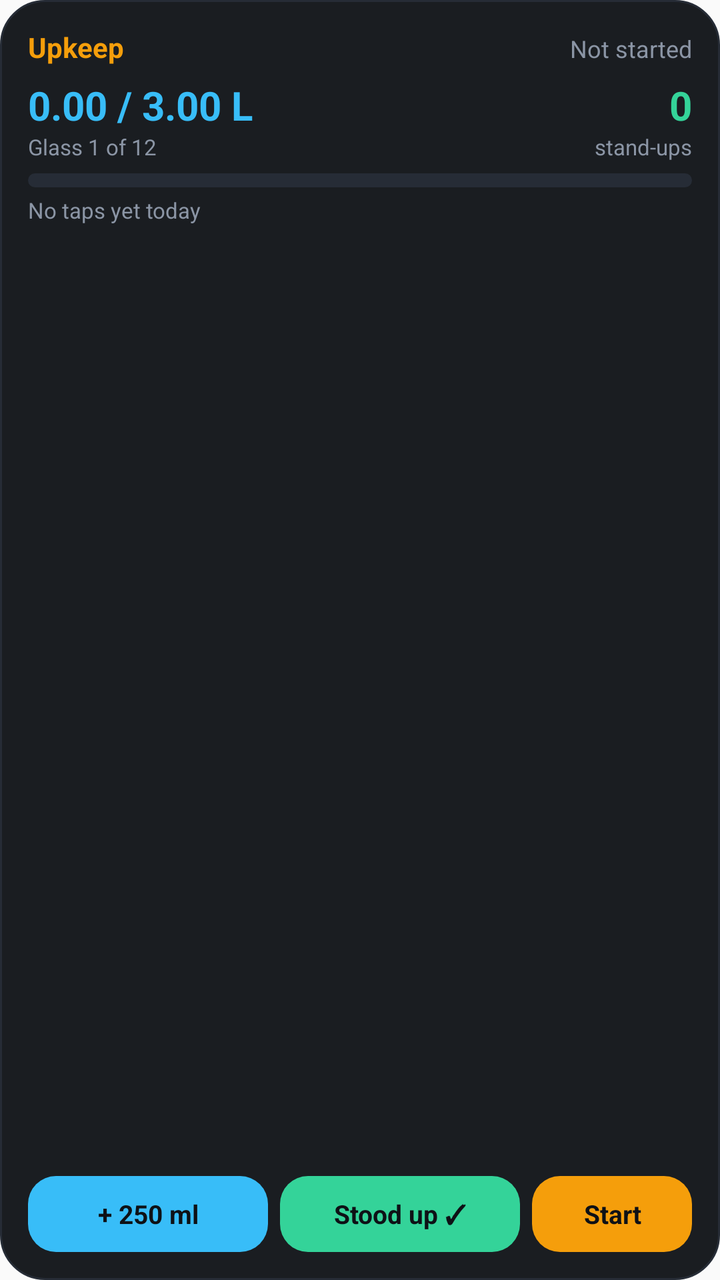
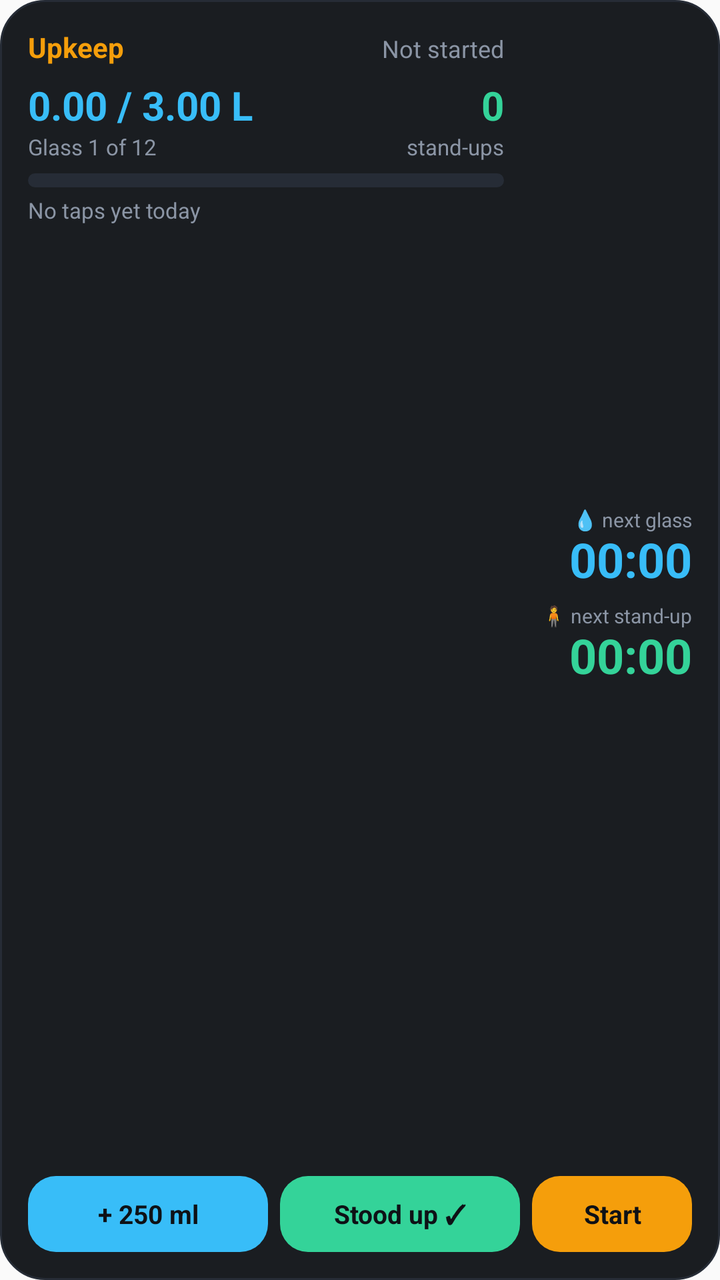

The first picture is an Android layout as it rendered before a commit; the second is the same layout after the commit. The layout source and the unified diff follow.
<!-- AndroidManifest.xml: application theme AppTheme -->
<!-- res/layout/fitdad_widget.xml -->
<?xml version="1.0" encoding="utf-8"?>
<LinearLayout xmlns:android="http://schemas.android.com/apk/res/android"
    android:layout_width="match_parent" android:layout_height="match_parent"
    android:orientation="vertical" android:padding="14dp" android:background="@drawable/widget_bg">

    <LinearLayout android:id="@+id/w_stats_area" android:layout_width="match_parent"
        android:layout_height="0dp" android:layout_weight="1" android:orientation="vertical">

        <LinearLayout android:layout_width="match_parent" android:layout_height="wrap_content" android:orientation="horizontal">
            <TextView android:layout_width="0dp" android:layout_weight="1" android:layout_height="wrap_content"
                android:text="Upkeep" android:textColor="#F59E0B" android:textStyle="bold" android:textSize="14sp" />
            <TextView android:id="@+id/w_status" android:layout_width="wrap_content" android:layout_height="wrap_content"
                android:text="Not started" android:textColor="#8B95A5" android:textSize="12sp" />
        </LinearLayout>

        <LinearLayout android:layout_width="match_parent" android:layout_height="wrap_content"
            android:orientation="horizontal" android:layout_marginTop="6dp" android:gravity="bottom">
            <LinearLayout android:id="@+id/w_water_block" android:layout_width="0dp" android:layout_weight="1" android:layout_height="wrap_content" android:orientation="vertical">
                <TextView android:id="@+id/w_water" android:layout_width="wrap_content" android:layout_height="wrap_content"
                    android:text="0.00 / 3.00 L" android:textColor="#38BDF8" android:textStyle="bold" android:textSize="20sp" />
                <TextView android:id="@+id/w_water_sub" android:layout_width="wrap_content" android:layout_height="wrap_content"
                    android:text="Glass 1 of 12" android:textColor="#8B95A5" android:textSize="11sp" android:maxLines="1" />
            </LinearLayout>
            <LinearLayout android:id="@+id/w_stand_block" android:layout_width="wrap_content" android:layout_height="wrap_content" android:orientation="vertical" android:gravity="end">
                <TextView android:id="@+id/w_stands" android:layout_width="wrap_content" android:layout_height="wrap_content"
                    android:text="0" android:textColor="#34D399" android:textStyle="bold" android:textSize="20sp" />
                <TextView android:layout_width="wrap_content" android:layout_height="wrap_content"
                    android:text="stand-ups" android:textColor="#8B95A5" android:textSize="11sp" />
            </LinearLayout>
        </LinearLayout>

        <ProgressBar android:id="@+id/w_progress" style="@android:style/Widget.ProgressBar.Horizontal"
            android:layout_width="match_parent" android:layout_height="7dp" android:layout_marginTop="6dp"
            android:max="100" android:progress="0" android:progressDrawable="@drawable/widget_progress" />

        <LinearLayout android:layout_width="match_parent" android:layout_height="wrap_content"
            android:orientation="horizontal" android:layout_marginTop="4dp">
            <Chronometer android:id="@+id/w_ago_stand" android:layout_width="0dp" android:layout_weight="1" android:layout_height="wrap_content"
                android:textColor="#34D399" android:textSize="11sp" android:visibility="gone" />
            <Chronometer android:id="@+id/w_ago_water" android:layout_width="0dp" android:layout_weight="1" android:layout_height="wrap_content"
                android:textColor="#38BDF8" android:textSize="11sp" android:visibility="gone" />
            <TextView android:id="@+id/w_ago_none" android:layout_width="wrap_content" android:layout_height="wrap_content"
                android:text="No taps yet today" android:textColor="#8B95A5" android:textSize="11sp" />
        </LinearLayout>

        <TextView android:id="@+id/w_week" android:layout_width="match_parent" android:layout_height="wrap_content"
            android:layout_marginTop="5dp" android:text="" android:textColor="#8B95A5" android:textSize="11sp" android:maxLines="1" />
    </LinearLayout>

    <LinearLayout android:layout_width="match_parent" android:layout_height="wrap_content"
        android:orientation="horizontal" android:layout_marginTop="6dp">
        <TextView android:id="@+id/w_btn_water" android:layout_width="0dp" android:layout_weight="1.2" android:layout_height="38dp"
            android:background="@drawable/widget_btn_water" android:gravity="center" android:text="+ 250 ml"
            android:textColor="#0E1116" android:textStyle="bold" android:textSize="13sp" />
        <TextView android:id="@+id/w_btn_stand" android:layout_width="0dp" android:layout_weight="1.2" android:layout_height="38dp"
            android:layout_marginStart="6dp" android:background="@drawable/widget_btn_stand" android:gravity="center"
            android:text="Stood up ✓" android:textColor="#0E1116" android:textStyle="bold" android:textSize="13sp" />
        <TextView android:id="@+id/w_btn_main" android:layout_width="0dp" android:layout_weight="0.8" android:layout_height="38dp"
            android:layout_marginStart="6dp" android:background="@drawable/widget_btn_main" android:gravity="center"
            android:text="Start" android:textColor="#0E1116" android:textStyle="bold" android:textSize="13sp" />
    </LinearLayout>
</LinearLayout>
<!-- resources referenced by this layout -->
<resources>
  <!-- drawable widget_bg (drawable) -->
  <shape xmlns:android="http://schemas.android.com/apk/res/android" android:shape="rectangle">
      <solid android:color="#F20E1116" />
      <corners android:radius="22dp" />
      <stroke android:width="1dp" android:color="#262C36" />
  </shape>
  <!-- drawable widget_btn_main (drawable) -->
  <shape xmlns:android="http://schemas.android.com/apk/res/android" android:shape="rectangle">
      <solid android:color="#F59E0B" /><corners android:radius="14dp" />
  </shape>
  <!-- drawable widget_btn_stand (drawable) -->
  <shape xmlns:android="http://schemas.android.com/apk/res/android" android:shape="rectangle">
      <solid android:color="#34D399" /><corners android:radius="14dp" />
  </shape>
  <!-- drawable widget_btn_water (drawable) -->
  <shape xmlns:android="http://schemas.android.com/apk/res/android" android:shape="rectangle">
      <solid android:color="#38BDF8" /><corners android:radius="14dp" />
  </shape>
  <!-- drawable widget_progress (drawable) -->
  <layer-list xmlns:android="http://schemas.android.com/apk/res/android">
      <item android:id="@android:id/background">
          <shape><solid android:color="#262C36" /><corners android:radius="4dp" /></shape>
      </item>
      <item android:id="@android:id/progress">
          <clip><shape><solid android:color="#38BDF8" /><corners android:radius="4dp" /></shape></clip>
      </item>
  </layer-list>
  <style name="AppTheme" parent="Theme.AppCompat.Light.DarkActionBar">
          
          <item name="colorPrimary">@color/colorPrimary</item>
          <item name="colorPrimaryDark">@color/colorPrimaryDark</item>
          <item name="colorAccent">@color/colorAccent</item>
      </style>
</resources>

<!-- the commit's change to res/layout/fitdad_widget.xml (unified diff, before → after) -->
@@ -4,7 +4,10 @@
     android:orientation="vertical" android:padding="14dp" android:background="@drawable/widget_bg">
 
     <LinearLayout android:id="@+id/w_stats_area" android:layout_width="match_parent"
-        android:layout_height="0dp" android:layout_weight="1" android:orientation="vertical">
+        android:layout_height="0dp" android:layout_weight="1" android:orientation="horizontal">
+
+    <LinearLayout android:layout_width="0dp" android:layout_weight="1"
+        android:layout_height="match_parent" android:orientation="vertical">
 
         <LinearLayout android:layout_width="match_parent" android:layout_height="wrap_content" android:orientation="horizontal">
             <TextView android:layout_width="0dp" android:layout_weight="1" android:layout_height="wrap_content"
@@ -47,6 +50,30 @@
             android:layout_marginTop="5dp" android:text="" android:textColor="#8B95A5" android:textSize="11sp" android:maxLines="1" />
     </LinearLayout>
 
+    
+    <LinearLayout android:id="@+id/w_next_col" android:layout_width="wrap_content" android:layout_height="match_parent"
+        android:orientation="vertical" android:gravity="end|center_vertical" android:layout_marginStart="10dp" android:minWidth="84dp">
+        <LinearLayout android:id="@+id/w_next_water_block" android:layout_width="wrap_content" android:layout_height="wrap_content"
+            android:orientation="vertical" android:gravity="end">
+            <TextView android:id="@+id/w_next_water_at" android:layout_width="wrap_content" android:layout_height="wrap_content"
+                android:text="💧 next glass" android:textColor="#8B95A5" android:textSize="10sp" android:maxLines="1" />
+            <Chronometer android:id="@+id/w_next_water" android:layout_width="wrap_content" android:layout_height="wrap_content"
+                android:textColor="#38BDF8" android:textStyle="bold" android:textSize="24sp" android:includeFontPadding="false" />
+            <TextView android:id="@+id/w_next_water_txt" android:layout_width="wrap_content" android:layout_height="wrap_content"
+                android:text="—" android:textColor="#38BDF8" android:textStyle="bold" android:textSize="15sp" android:visibility="gone" />
+        </LinearLayout>
+        <LinearLayout android:id="@+id/w_next_stand_block" android:layout_width="wrap_content" android:layout_height="wrap_content"
+            android:orientation="vertical" android:gravity="end" android:layout_marginTop="6dp">
+            <TextView android:id="@+id/w_next_stand_at" android:layout_width="wrap_content" android:layout_height="wrap_content"
+                android:text="🧍 next stand-up" android:textColor="#8B95A5" android:textSize="10sp" android:maxLines="1" />
+            <Chronometer android:id="@+id/w_next_stand" android:layout_width="wrap_content" android:layout_height="wrap_content"
+                android:textColor="#34D399" android:textStyle="bold" android:textSize="24sp" android:includeFontPadding="false" />
+            <TextView android:id="@+id/w_next_stand_txt" android:layout_width="wrap_content" android:layout_height="wrap_content"
+                android:text="—" android:textColor="#34D399" android:textStyle="bold" android:textSize="15sp" android:visibility="gone" />
+        </LinearLayout>
+    </LinearLayout>
+    </LinearLayout>
+
     <LinearLayout android:layout_width="match_parent" android:layout_height="wrap_content"
         android:orientation="horizontal" android:layout_marginTop="6dp">
         <TextView android:id="@+id/w_btn_water" android:layout_width="0dp" android:layout_weight="1.2" android:layout_height="38dp"
